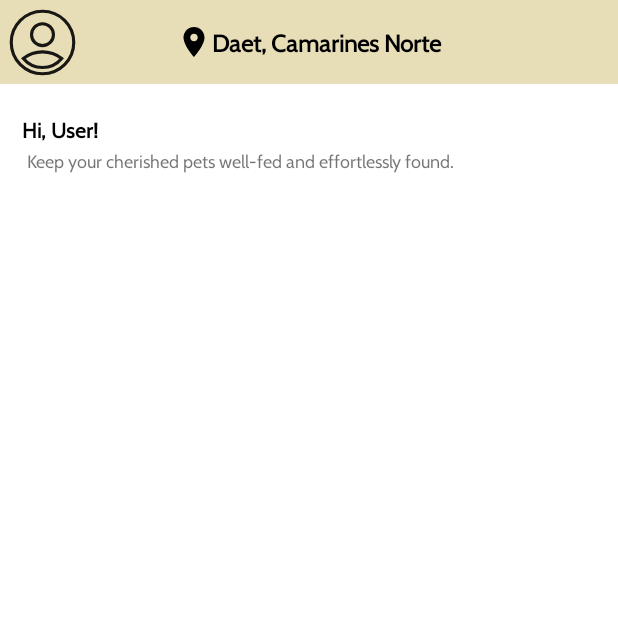
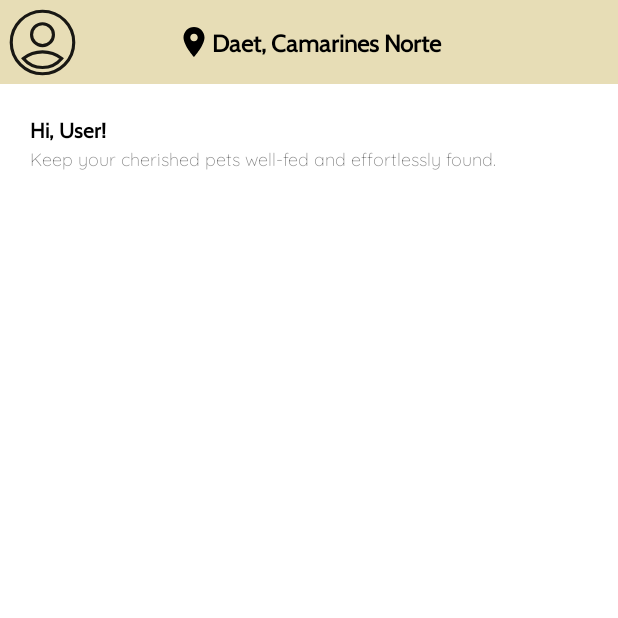
Before and after one commit to UgetsuMurata/FeedFind, an Android app: the Dashboard screen opened directly, with no data from a screen before it, on a phone screen of 412 x 824 dp, the top half of it. Run offline under Robolectric (Android 15) with nearby library versions, the phone set to English and light mode, and no system bars.

Commit message:
fixed some layout

```diff
--- a/app/src/main/java/com/example/feedandfind/LoadingScreen/MainActivity.java
+++ b/app/src/main/java/com/example/feedandfind/LoadingScreen/MainActivity.java
@@ -63,6 +63,7 @@ public class MainActivity extends AppCompatActivity {
                 }
             }
             startActivity(new Intent(MainActivity.this, Dashboard.class));
+            finish();
         }).start();
     }
 
--- a/app/src/main/res/layout/features_dashboard.xml
+++ b/app/src/main/res/layout/features_dashboard.xml
@@ -49,14 +49,12 @@
         android:id="@+id/username"
         android:layout_width="wrap_content"
         android:layout_height="wrap_content"
-        android:layout_marginStart="5dp"
+        android:layout_marginStart="20dp"
         android:layout_marginTop="20dp"
-        android:layout_marginEnd="337dp"
         android:fontFamily="@font/cabin"
         android:text="@string/user"
         android:textColor="#000000"
         android:textStyle="bold"
-        app:layout_constraintEnd_toEndOf="parent"
         app:layout_constraintStart_toStartOf="parent"
         app:layout_constraintTop_toBottomOf="@+id/custom_toolbar" />
 
@@ -64,13 +62,10 @@
         android:id="@+id/dashboard_description"
         android:layout_width="wrap_content"
         android:layout_height="wrap_content"
-        android:layout_marginStart="5dp"
-        android:layout_marginTop="1dp"
-        android:layout_marginEnd="96dp"
-        android:fontFamily="@font/cabin"
+        android:layout_marginStart="20dp"
+        android:fontFamily="@font/quicksand"
         android:text="@string/desc"
         android:textSize="12sp"
-        app:layout_constraintEnd_toEndOf="parent"
         app:layout_constraintStart_toStartOf="parent"
         app:layout_constraintTop_toBottomOf="@+id/username" />
 
```
